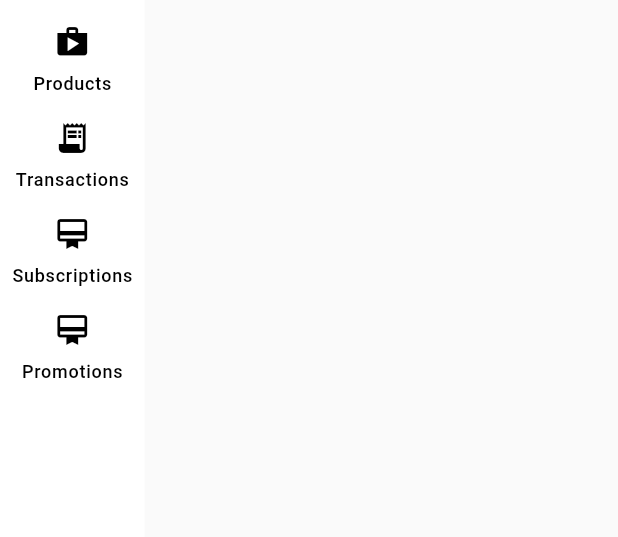
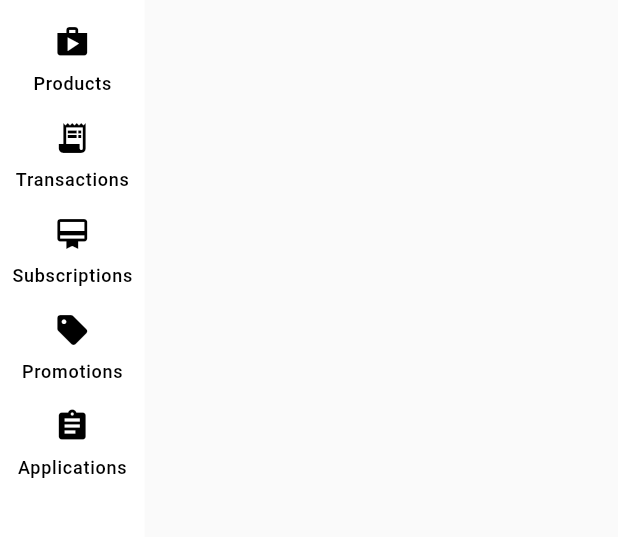
Before and after one commit to kingsley-amoke/myplug_ca, a Flutter app: the AdminDashboardPage screen opened directly, after a tap on "Users", on a phone screen of 412 x 824 dp, the part 366-903 px from its top. Run offline on Flutter 3.47's test engine with Material 3 defaults, Android fonts, the phone set to English and light mode, and no system bars; our stand-ins replace cloud_firestore, file_picker, firebase_auth, firebase_core, firebase_storage, geocoding and 3 more; missing offline and left inert: babstrap_settings_screen_updated, change_case, social_media_buttons, star_rating; accounts and stored records are empty.

Commit message:
job applications admin

```diff
--- a/lib/features/admin/presentation/ui/pages/dashboard.dart
+++ b/lib/features/admin/presentation/ui/pages/dashboard.dart
@@ -1,4 +1,5 @@
 import 'package:flutter/material.dart';
+import 'package:myplug_ca/features/admin/presentation/ui/widgets/application_section.dart';
 import 'package:myplug_ca/features/admin/presentation/ui/widgets/jobs.dart';
 import 'package:myplug_ca/features/admin/presentation/ui/widgets/overview.dart';
 import 'package:myplug_ca/features/admin/presentation/ui/widgets/product_section.dart';
@@ -54,8 +55,12 @@ class _AdminDashboardPageState extends State<AdminDashboardPage> {
       title: "Subscriptions",
     ),
     DashboardItem(
-      icon: Icons.card_membership,
+      icon: Icons.sell,
       title: "Promotions",
+    ),
+    DashboardItem(
+      icon: Icons.assignment,
+      title: "Applications",
     ),
   ];
 
@@ -64,6 +69,7 @@ class _AdminDashboardPageState extends State<AdminDashboardPage> {
     super.initState();
 
     context.read<UserProvider>().initAllTrns();
+    context.read<JobProvider>().loadApplications();
   }
 
   @override
@@ -142,6 +148,8 @@ class _AdminDashboardPageState extends State<AdminDashboardPage> {
         return const SubscriptionSection();
       case "Promotions":
         return const PromotionsSection();
+      case "Applications":
+        return const ApplicationSection();
       default:
         return const Center(child: Text("Section not implemented yet"));
     }
--- a/lib/features/job/data/datasources/job_firestore_service.dart
+++ b/lib/features/job/data/datasources/job_firestore_service.dart
@@ -61,4 +61,13 @@ class JobFirestoreService extends JobRepository {
     await applicationRef.set(application.copyWith(id: application.id).toMap());
     return application.copyWith(id: application.id);
   }
+
+  @override
+  Future<List<JobApplication>> loadApplications() async {
+    return await _firestore.collection('application').get().then((doc) {
+      return doc.docs.map((e) {
+        return JobApplication.fromMap(e.data());
+      }).toList();
+    });
+  }
 }
--- a/lib/features/job/data/repositories/job_repo_impl.dart
+++ b/lib/features/job/data/repositories/job_repo_impl.dart
@@ -47,4 +47,9 @@ class JobRepoImpl extends JobRepository {
   Future<void> deleteImage(String url) async {
     _jobDatabaseService.deleteImage(url);
   }
+
+  @override
+  Future<List<JobApplication>> loadApplications() async {
+    return await _jobDatabaseService.loadApplications();
+  }
 }
--- a/lib/features/job/domain/repositories/job_repository.dart
+++ b/lib/features/job/domain/repositories/job_repository.dart
@@ -8,4 +8,5 @@ abstract class JobRepository {
   Future<Job?> loadJob(String jobId);
   Future<List<Job>> loadAllJobs();
   Future<JobApplication> applyJob(JobApplication application);
+  Future<List<JobApplication>> loadApplications();
 }
--- a/lib/features/job/presentation/viewmodels/job_provider.dart
+++ b/lib/features/job/presentation/viewmodels/job_provider.dart
@@ -17,10 +17,13 @@ class JobProvider extends ChangeNotifier {
   List<Job> get jobs => _jobs;
   List<Job> filteredJobs = [];
 
+  List<JobApplication> applications = [];
+
   bool isLoading = false;
 
   Future<void> loadJobs() async {
     _jobs = await _jobRepoImpl.loadAllJobs();
+    loadApplications();
     notifyListeners();
   }
 
@@ -196,4 +199,11 @@ class JobProvider extends ChangeNotifier {
       notifyListeners();
     }
   }
+
+  //APPLICATIONS SECTION
+
+  Future<void> loadApplications() async {
+    applications = await _jobRepoImpl.loadApplications();
+    notifyListeners();
+  }
 }
--- a/lib/features/job/services/job_database_service.dart
+++ b/lib/features/job/services/job_database_service.dart
@@ -49,4 +49,9 @@ class JobDatabaseService extends JobRepository {
   Future<JobApplication> applyJob(JobApplication application) async {
     return await databaseService.applyJob(application);
   }
+
+  @override
+  Future<List<JobApplication>> loadApplications() async {
+    return await databaseService.loadApplications();
+  }
 }
```
Also changed, not shown: lib/features/admin/presentation/ui/widgets/application_card.dart (added, +108 -0 lines), lib/features/admin/presentation/ui/widgets/application_section.dart (added, +35 -0 lines).
